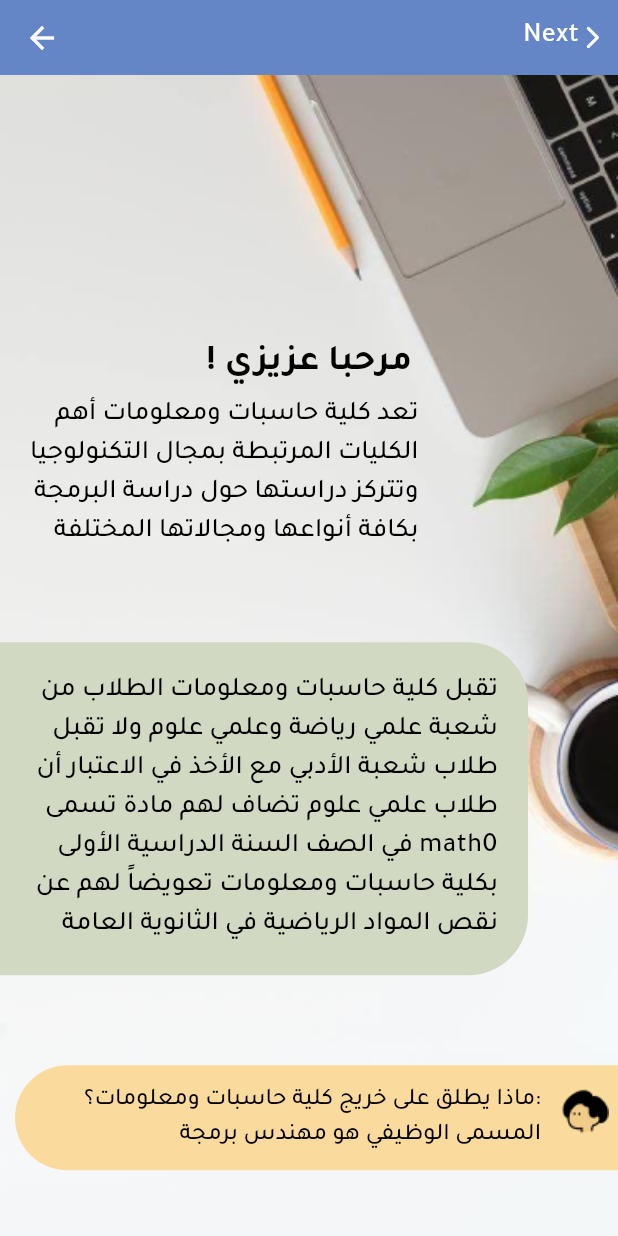
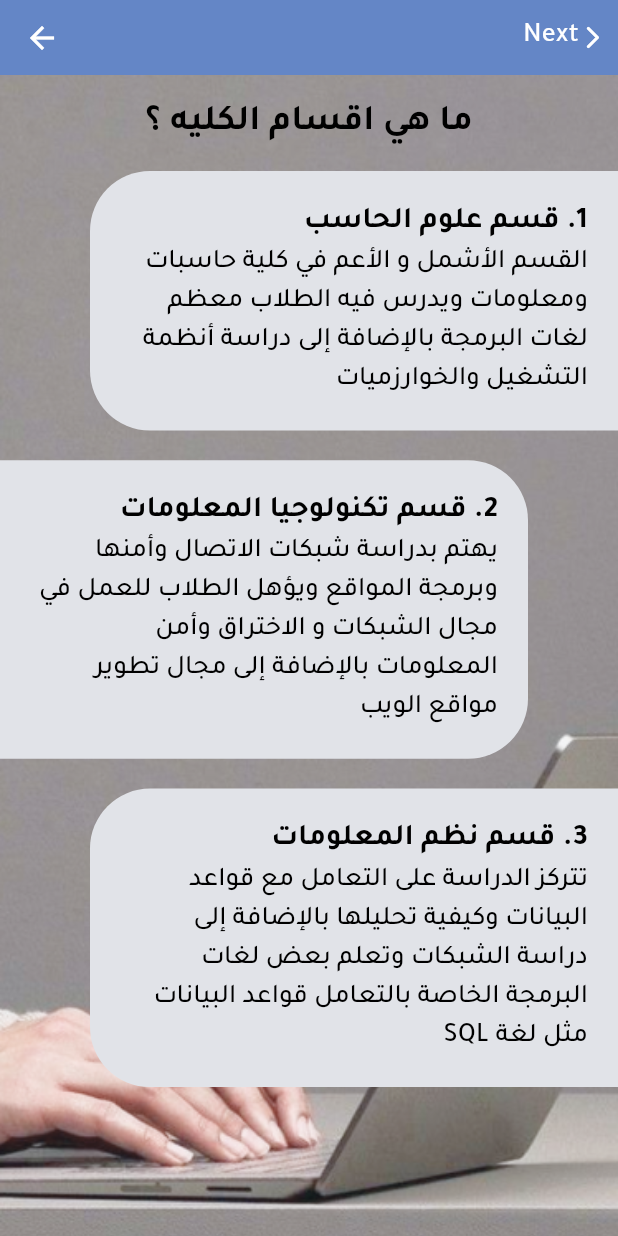
Before and after one commit to MohamedEzzat5/eduhub, a Flutter app: the FirstGuestScreen screen opened by its route, after a tap on "Next", on a phone screen of 412 x 824 dp. Run offline on Flutter 3.47's test engine with Material 3 defaults, Android fonts, the light colour scheme and no system bars; our stand-ins replace bloc, dartz, dio, equatable, fluttertoast, get_it and 2 more; accounts and stored records are empty.

Commit message:
second guest screen done

```diff
--- a/lib/config/routes/app_routes.dart
+++ b/lib/config/routes/app_routes.dart
@@ -1,4 +1,5 @@
 import 'package:faculty_app/features/guest/screens/first_guest_screen.dart';
+import 'package:faculty_app/features/guest/screens/second_guest_screen.dart';
 import 'package:faculty_app/features/splash/presentation/screens/splash_view.dart';
 import 'package:flutter/material.dart';
 import '../../core/utils/app_strings.dart';
@@ -23,15 +24,10 @@ class AppRoutes {
         return MaterialPageRoute(
           builder: (context) => const FirstGuestScreen(),
         );
-
-
-
-      // case Routes.randomQuoteRoute:
-      //   return MaterialPageRoute(
-      //       builder: (context) => BlocProvider(
-      //         create: (context) => di.sl<RandomQuoteCubit>(),
-      //         child: const QuoteScreen(),
-      //       ));
+        case Routes.secondGuestScreen:
+        return MaterialPageRoute(
+          builder: (context) => const SecondGuestScreen(),
+        );
 
       default:
         return undefinedRoute();
--- a/lib/core/utils/app_strings.dart
+++ b/lib/core/utils/app_strings.dart
@@ -1,29 +1,39 @@
-class AppStrings{
-  static const String appName ='Eduhub';
-  static const String fontFamily ='Tajawal';
-  static const String noRouteFound ='No Route Found';
-  static const String cachedRandomQuote ='CACHED_RANDOM_QUOTE';
-  static const String contentType ='Content-Type';
-  static const String applicationJson ='application/json';
-  static const String serverFailure ='Server Failure';
-  static const String cacheFailure ='Cache Failure';
-  static const String unexpectedError ='Unexpected Error';
-  static const String englishCode ='en';
-  static const String arabicCode ='ar';
-  static const String locale ='locale';
+class AppStrings {
+  static const String appName = 'Eduhub';
+  static const String fontFamily = 'Tajawal';
+  static const String noRouteFound = 'No Route Found';
+  static const String cachedRandomQuote = 'CACHED_RANDOM_QUOTE';
+  static const String contentType = 'Content-Type';
+  static const String applicationJson = 'application/json';
+  static const String serverFailure = 'Server Failure';
+  static const String cacheFailure = 'Cache Failure';
+  static const String unexpectedError = 'Unexpected Error';
+  static const String englishCode = 'en';
+  static const String arabicCode = 'ar';
+  static const String locale = 'locale';
+
   /////////////////////
 
-static const String welcome = 'Welcome !';
-static const String splashBody = 'You are now on the app of\nthe Faculty of Computer and Information,\nMenoufia University\nIf you are a student, log in,\nand if you want to get to know the college\nclick on a guest.';
+  static const String welcome = 'Welcome !';
+  static const String splashBody =
+      'You are now on the app of\nthe Faculty of Computer and Information,\nMenoufia University\nIf you are a student, log in,\nand if you want to get to know the college\nclick on a guest.';
   static const String login = 'login';
   static const String guest = 'i`m a guest';
   static const String firstGuestText1 = 'مرحبا عزيزي !';
-  static const String firstGuestText2 = 'تعد كلية حاسبات ومعلومات أهم\nالكليات المرتبطة بمجال التكنولوجيا\nوتتركز دراستها حول دراسة البرمجة\nبكافة أنواعها ومجالاتها المختلفة';
-  static const String firstGuestText3 = 'تقبل كلية حاسبات ومعلومات الطلاب من شعبة علمي رياضة وعلمي علوم ولا تقبل طلاب شعبة الأدبي مع الأخذ في الاعتبار أن طلاب علمي علوم تضاف لهم مادة تسمى math0 في الصف السنة الدراسية الأولى بكلية حاسبات ومعلومات تعويضاً لهم عن نقص المواد الرياضية في الثانوية العامة';
-  static const String firstGuestText4 = ':ماذا يطلق على خريج كلية حاسبات ومعلومات؟\nالمسمى الوظيفي هو مهندس برمجة ';
-
-
-
-
-
+  static const String firstGuestText2 =
+      'تعد كلية حاسبات ومعلومات أهم\nالكليات المرتبطة بمجال التكنولوجيا\nوتتركز دراستها حول دراسة البرمجة\nبكافة أنواعها ومجالاتها المختلفة';
+  static const String firstGuestText3 =
+      'تقبل كلية حاسبات ومعلومات الطلاب من شعبة علمي رياضة وعلمي علوم ولا تقبل طلاب شعبة الأدبي مع الأخذ في الاعتبار أن طلاب علمي علوم تضاف لهم مادة تسمى math0 في الصف السنة الدراسية الأولى بكلية حاسبات ومعلومات تعويضاً لهم عن نقص المواد الرياضية في الثانوية العامة';
+  static const String firstGuestText4 =
+      ':ماذا يطلق على خريج كلية حاسبات ومعلومات؟\nالمسمى الوظيفي هو مهندس برمجة ';
+  static const String secondGuestText1 = 'ما هي اقسام الكليه ؟';
+  static const String secondGuestText2 = '1. قسم علوم الحاسب';
+  static const String secondGuestText3 =
+      'القسم الأشمل و الأعم في كلية حاسبات ومعلومات ويدرس فيه الطلاب معظم لغات البرمجة بالإضافة إلى دراسة أنظمة التشغيل والخوارزميات';
+  static const String secondGuestText4 = '2. قسم تكنولوجيا المعلومات';
+  static const String secondGuestText5 =
+      'يهتم بدراسة شبكات الاتصال وأمنها وبرمجة المواقع ويؤهل الطلاب للعمل في مجال الشبكات و الاختراق وأمن المعلومات بالإضافة إلى مجال تطوير مواقع الويب';
+  static const String secondGuestText6 = '3. قسم نظم المعلومات';
+  static const String secondGuestText7 =
+      'تتركز الدراسة على التعامل مع قواعد البيانات وكيفية تحليلها بالإضافة إلى دراسة الشبكات وتعلم بعض لغات البرمجة الخاصة بالتعامل قواعد البيانات مثل لغة SQL';
 }
--- a/lib/features/guest/screens/first_guest_screen.dart
+++ b/lib/features/guest/screens/first_guest_screen.dart
@@ -1,3 +1,4 @@
+import 'package:faculty_app/config/routes/app_routes.dart';
 import 'package:faculty_app/core/utils/app_strings.dart';
 import 'package:faculty_app/core/utils/style.dart';
 import 'package:faculty_app/core/widgets/custom_app_bar.dart';
@@ -14,7 +15,9 @@ class FirstGuestScreen extends StatelessWidget {
       appBar: CustomAppBar(
         height: 50,
         actionTitle: 'Next',
-        actionOnPress: () {},
+        actionOnPress: () {
+          Navigator.pushNamed(context, Routes.secondGuestScreen);
+        },
       ),
       body:  CustomGuestBody(
         bgImage: Assets.imagesGuest1,
--- /dev/null
+++ b/lib/features/guest/screens/second_guest_screen.dart
@@ -0,0 +1,110 @@
+import 'package:faculty_app/core/utils/app_strings.dart';
+import 'package:faculty_app/core/utils/style.dart';
+import 'package:faculty_app/core/widgets/custom_app_bar.dart';
+import 'package:faculty_app/generated/assets.dart';
+import 'package:flutter/material.dart';
+import '../widgets/custom_guest_body.dart';
+
+class SecondGuestScreen extends StatelessWidget {
+  const SecondGuestScreen({super.key});
+
+  @override
+  Widget build(BuildContext context) {
+    return Scaffold(
+      appBar: CustomAppBar(
+        height: 50,
+        actionTitle: 'Next',
+        actionOnPress: () {},
+      ),
+      body: CustomGuestBody(
+        bgImage: Assets.imagesGuest2,
+        bodyWidget: Column(
+          crossAxisAlignment: CrossAxisAlignment.start,
+          children: [
+            Padding(
+              padding: const EdgeInsets.all(15.0),
+              child: Align(
+                  alignment: Alignment.center,
+                  child: Text(AppStrings.secondGuestText1, style: Styles.textStyle24.copyWith(color: Colors.black),textDirection: TextDirection.rtl,)),
+            ),
+            Container(
+              margin: const EdgeInsets.only(left: 60),
+              padding: const EdgeInsets.all(20),
+              decoration: const BoxDecoration(
+                  color: Color(0xffE1E3E8),
+                  borderRadius: BorderRadius.only(
+                      topLeft: Radius.circular(40),
+                      bottomLeft: Radius.circular(40))),
+              child: Column(
+                crossAxisAlignment: CrossAxisAlignment.end,
+                children: [
+                  Text(
+                    AppStrings.secondGuestText2,
+                    style: Styles.textStyle20.copyWith(color: Colors.black,fontWeight: FontWeight.w600),
+                    textDirection: TextDirection.rtl,
+                  ),
+                  Text(
+                    AppStrings.secondGuestText3,
+                    style: Styles.textStyle18.copyWith(color: Colors.black),
+                    textDirection: TextDirection.rtl,
+                  ),
+                ],
+              ),
+            ),
+            const Spacer(),
+            Container(
+              margin: const EdgeInsets.only(right: 60),
+              padding: const EdgeInsets.all(20),
+              decoration: const BoxDecoration(
+                  color: Color(0xffE1E3E8),
+                  borderRadius: BorderRadius.only(
+                      topRight: Radius.circular(40),
+                      bottomRight: Radius.circular(40))),
+              child: Column(
+                crossAxisAlignment: CrossAxisAlignment.end,
+                children: [
+                  Text(
+                    AppStrings.secondGuestText4,
+                    style: Styles.textStyle20.copyWith(color: Colors.black,fontWeight: FontWeight.w600),
+                    textDirection: TextDirection.rtl,
+                  ),
+                  Text(
+                    AppStrings.secondGuestText5,
+                    style: Styles.textStyle18.copyWith(color: Colors.black),
+                    textDirection: TextDirection.rtl,
+                  ),
+                ],
+              ),
+            ),
+            const Spacer(),
+            Container(
+              margin: const EdgeInsets.only(left: 60),
+              padding: const EdgeInsets.all(20),
+              decoration: const BoxDecoration(
+                  color: Color(0xffE1E3E8),
+                  borderRadius: BorderRadius.only(
+                      topLeft: Radius.circular(40),
+                      bottomLeft: Radius.circular(40))),
+              child: Column(
+                crossAxisAlignment: CrossAxisAlignment.end,
+                children: [
+                  Text(
+                    AppStrings.secondGuestText6,
+                    style: Styles.textStyle20.copyWith(color: Colors.black,fontWeight: FontWeight.w600),
+                    textDirection: TextDirection.rtl,
+                  ),
+                  Text(
+                    AppStrings.secondGuestText7,
+                    style: Styles.textStyle18.copyWith(color: Colors.black),
+                    textDirection: TextDirection.rtl,
+                  ),
+                ],
+              ),
+            ),
+            const Spacer(flex: 5,),
+          ],
+        ),
+      ),
+    );
+  }
+}
```
Also changed, not shown: assets/images/guest2.png (added), lib/generated/assets.dart.
